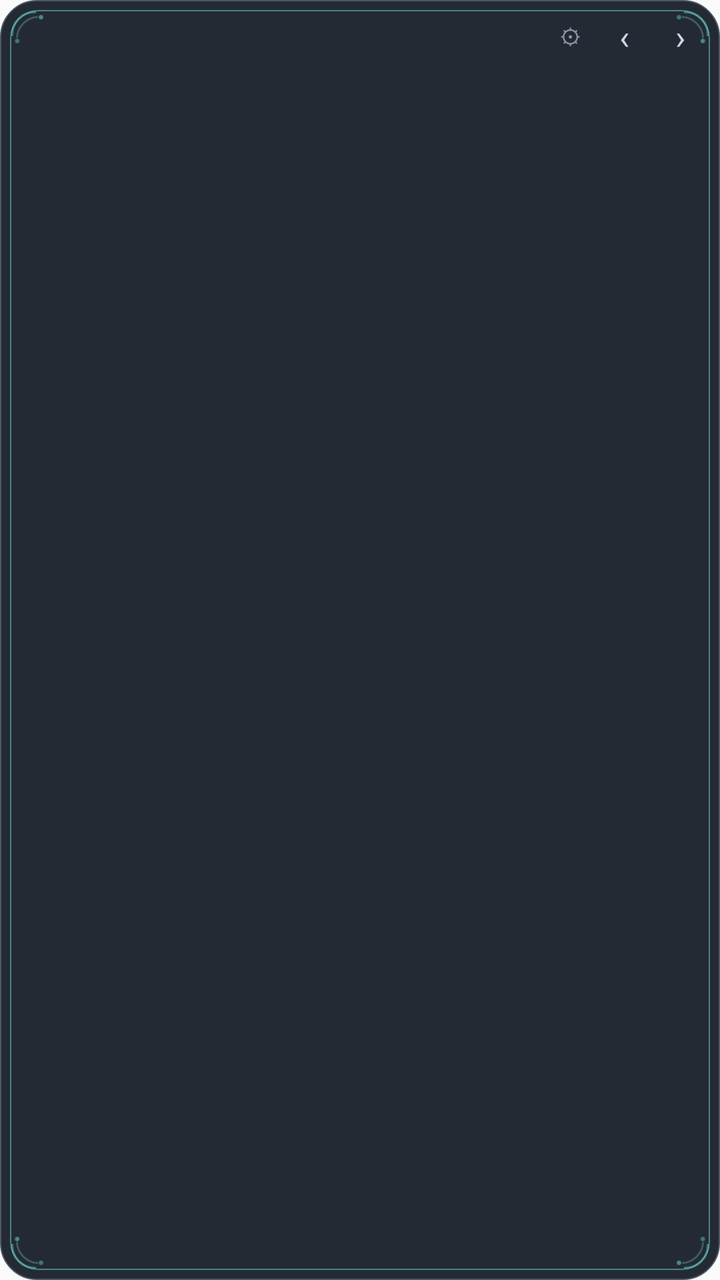
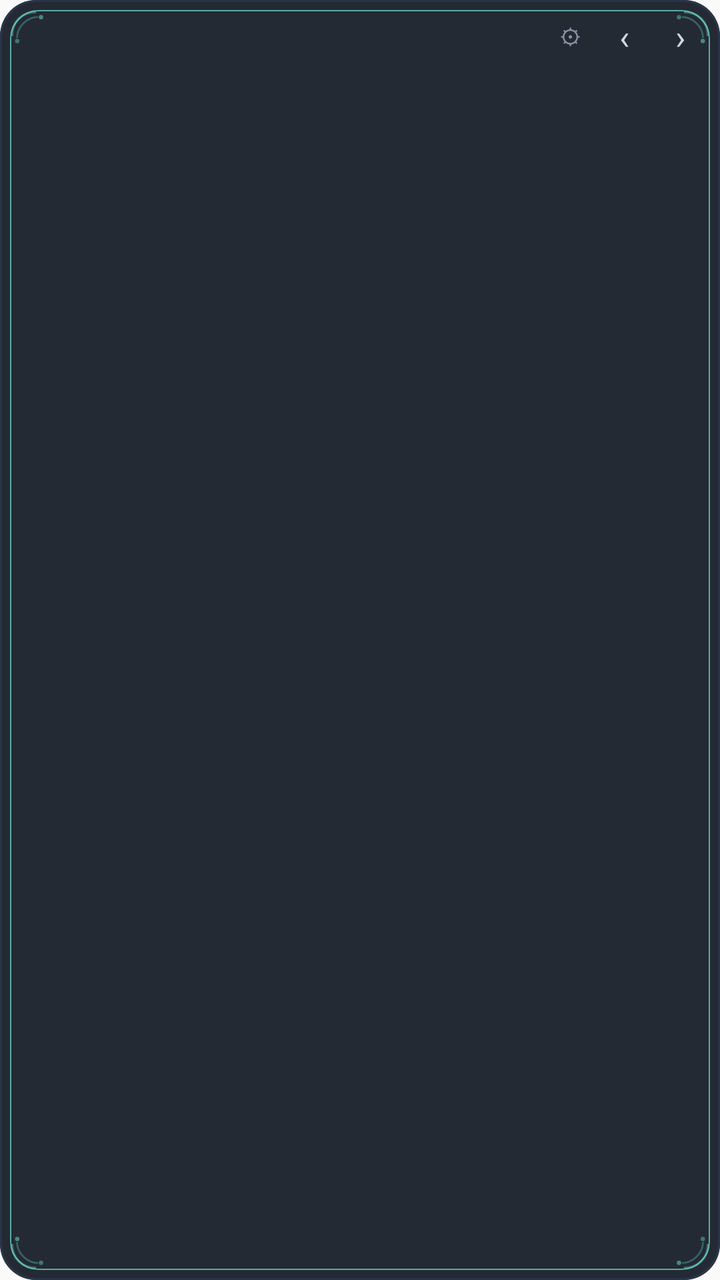

Screens rendered from an Android XML layout before and after an edit, with the pre-edit source and the edit as a unified diff.
<!-- AndroidManifest.xml: application theme Theme.HorizonBrief -->
<!-- res/layout/widget_list_wide.xml -->
<?xml version="1.0" encoding="utf-8"?>
<FrameLayout xmlns:android="http://schemas.android.com/apk/res/android"
    android:id="@+id/w_root"
    android:layout_width="match_parent"
    android:layout_height="match_parent"
    android:background="@drawable/bg_widget_a090">

    <ImageView
        android:layout_width="24dp"
        android:layout_height="24dp"
        android:layout_gravity="top|start"
        android:layout_margin="5dp"
        android:contentDescription="@null"
        android:src="@drawable/ic_corner_curl" />

    <ImageView
        android:layout_width="24dp"
        android:layout_height="24dp"
        android:layout_gravity="top|end"
        android:layout_margin="5dp"
        android:contentDescription="@null"
        android:rotation="90"
        android:src="@drawable/ic_corner_curl" />

    <ImageView
        android:layout_width="24dp"
        android:layout_height="24dp"
        android:layout_gravity="bottom|start"
        android:layout_margin="5dp"
        android:contentDescription="@null"
        android:rotation="270"
        android:src="@drawable/ic_corner_curl" />

    <ImageView
        android:layout_width="24dp"
        android:layout_height="24dp"
        android:layout_gravity="bottom|end"
        android:layout_margin="5dp"
        android:contentDescription="@null"
        android:rotation="180"
        android:src="@drawable/ic_corner_curl" />

    <LinearLayout
        android:layout_width="match_parent"
        android:layout_height="match_parent"
        android:orientation="vertical"
        android:paddingStart="14dp"
        android:paddingEnd="6dp"
        android:paddingTop="6dp"
        android:paddingBottom="4dp">

        <LinearLayout
            android:layout_width="match_parent"
            android:layout_height="24dp"
            android:gravity="center_vertical"
            android:orientation="horizontal">

            <TextView
                android:id="@+id/w_date"
                android:layout_width="0dp"
                android:layout_height="wrap_content"
                android:layout_weight="1"
                android:ellipsize="end"
                android:maxLines="1"
                android:singleLine="true"
                android:textColor="#8b93a7"
                android:textSize="14sp" />

            <TextView
                android:id="@+id/w_page"
                android:layout_width="wrap_content"
                android:layout_height="wrap_content"
                android:layout_marginStart="6dp"
                android:textColor="#6f7789"
                android:textSize="11sp" />

            <TextView
                android:id="@+id/w_set"
                android:layout_width="26dp"
                android:layout_height="24dp"
                android:gravity="center"
                android:text="⚙"
                android:textColor="#8b93a7"
                android:textSize="11sp" />

            <TextView
                android:id="@+id/w_prev"
                android:layout_width="28dp"
                android:layout_height="24dp"
                android:gravity="center"
                android:text="‹"
                android:textColor="#cfd6e4"
                android:textSize="17sp" />

            <TextView
                android:id="@+id/w_next"
                android:layout_width="28dp"
                android:layout_height="24dp"
                android:gravity="center"
                android:text="›"
                android:textColor="#cfd6e4"
                android:textSize="17sp" />
        </LinearLayout>

        <ListView
            android:id="@+id/w_list"
            android:layout_width="match_parent"
            android:layout_height="0dp"
            android:layout_weight="1"
            android:clipToPadding="true"
            android:divider="@null"
            android:dividerHeight="0dp"
            android:listSelector="@android:color/transparent"
            android:paddingEnd="14dp"
            android:paddingBottom="12dp"
            android:scrollbars="none" />

        <TextView
            android:id="@android:id/empty"
            android:layout_width="match_parent"
            android:layout_height="wrap_content"
            android:paddingTop="6dp"
            android:textColor="#8b93a7"
            android:textSize="14sp"
            android:visibility="gone" />
    </LinearLayout>
</FrameLayout>
<!-- resources referenced by this layout -->
<resources>
  <!-- drawable bg_widget_a090 (drawable) -->
  <?xml version="1.0" encoding="utf-8"?>
  
  <layer-list xmlns:android="http://schemas.android.com/apk/res/android">
      <item>
          <shape android:shape="rectangle">
              <corners android:radius="18dp" />
              <solid android:color="#E60E1520" />
              <stroke android:width="1dp" android:color="#C62C364A" />
          </shape>
      </item>
      <item android:left="5dp" android:top="5dp" android:right="5dp" android:bottom="5dp">
          <shape android:shape="rectangle">
              <corners android:radius="14dp" />
              <solid android:color="#00000000" />
              <stroke android:width="0.7dp" android:color="#7E6FE3D4" />
          </shape>
      </item>
  </layer-list>
  <!-- drawable ic_corner_curl (drawable) -->
  <?xml version="1.0" encoding="utf-8"?>
  
  <vector xmlns:android="http://schemas.android.com/apk/res/android"
      android:width="24dp"
      android:height="24dp"
      android:viewportWidth="24"
      android:viewportHeight="24">
      <path
          android:fillColor="#00000000"
          android:strokeColor="#666FE3D4"
          android:strokeWidth="1.2"
          android:pathData="M1,13 C1,6 6,1 13,1" />
      <path
          android:fillColor="#00000000"
          android:strokeColor="#4D6FE3D4"
          android:strokeWidth="0.9"
          android:pathData="M3.5,14 C3.5,8.5 8.5,3.5 14,3.5" />
      <path
          android:fillColor="#806FE3D4"
          android:pathData="M15.5,3.6 m-1.1,0 a1.1,1.1 0 1,0 2.2,0 a1.1,1.1 0 1,0 -2.2,0" />
      <path
          android:fillColor="#666FE3D4"
          android:pathData="M3.6,15.5 m-1.1,0 a1.1,1.1 0 1,0 2.2,0 a1.1,1.1 0 1,0 -2.2,0" />
  </vector>
  <style name="Theme.HorizonBrief" parent="Theme.AppCompat.DayNight.NoActionBar">
          <item name="android:statusBarColor">#FF2563EB</item>
          <item name="android:windowLightStatusBar">false</item>
          <item name="android:navigationBarColor">#FFF5F7FB</item>
      </style>
</resources>

<!-- the commit's change to res/layout/widget_list_wide.xml (unified diff, before → after) -->
@@ -1,9 +1,16 @@
 <?xml version="1.0" encoding="utf-8"?>
+
 <FrameLayout xmlns:android="http://schemas.android.com/apk/res/android"
     android:id="@+id/w_root"
     android:layout_width="match_parent"
     android:layout_height="match_parent"
     android:background="@drawable/bg_widget_a090">
+
+    <View
+        android:layout_width="match_parent"
+        android:layout_height="match_parent"
+        android:background="@drawable/frame_widget" />
+
 
     <ImageView
         android:layout_width="24dp"
<!-- resource entries referenced after the edit -->
@@ -1,21 +1,29 @@
 <!-- resources referenced by this layout -->
 <resources>
   <!-- drawable bg_widget_a090 (drawable) -->
+  <?xml version="1.0" encoding="utf-8"?>
+  
+  <shape xmlns:android="http://schemas.android.com/apk/res/android"
+      android:shape="rectangle">
+      <corners android:radius="18dp" />
+      <solid android:color="#E60E1520" />
+  </shape>
+  <!-- drawable frame_widget (drawable) -->
   <?xml version="1.0" encoding="utf-8"?>
   
   <layer-list xmlns:android="http://schemas.android.com/apk/res/android">
       <item>
           <shape android:shape="rectangle">
               <corners android:radius="18dp" />
-              <solid android:color="#E60E1520" />
-              <stroke android:width="1dp" android:color="#C62C364A" />
+              <solid android:color="#00000000" />
+              <stroke android:width="1dp" android:color="#E62C364A" />
           </shape>
       </item>
       <item android:left="5dp" android:top="5dp" android:right="5dp" android:bottom="5dp">
           <shape android:shape="rectangle">
               <corners android:radius="14dp" />
               <solid android:color="#00000000" />
-              <stroke android:width="0.7dp" android:color="#7E6FE3D4" />
+              <stroke android:width="0.7dp" android:color="#B36FE3D4" />
           </shape>
       </item>
   </layer-list>
